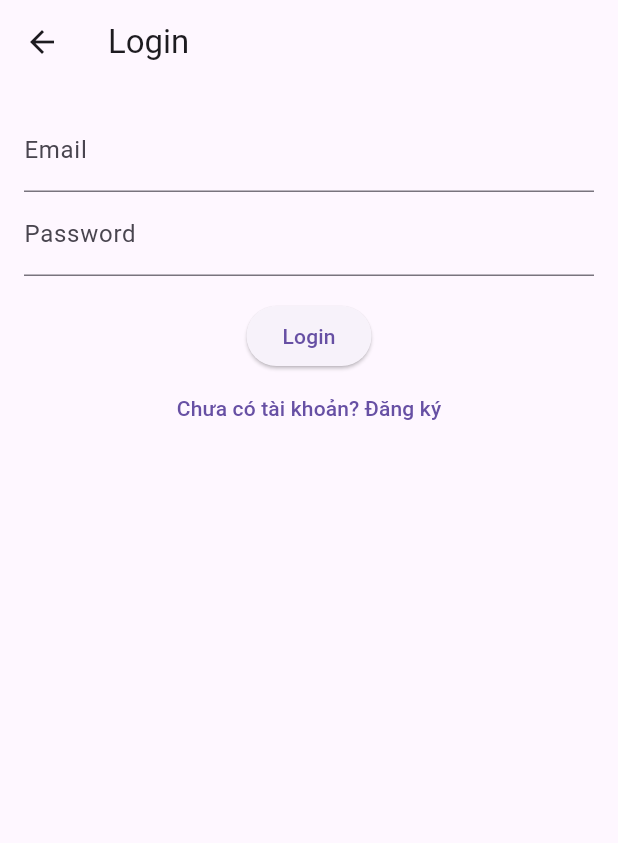
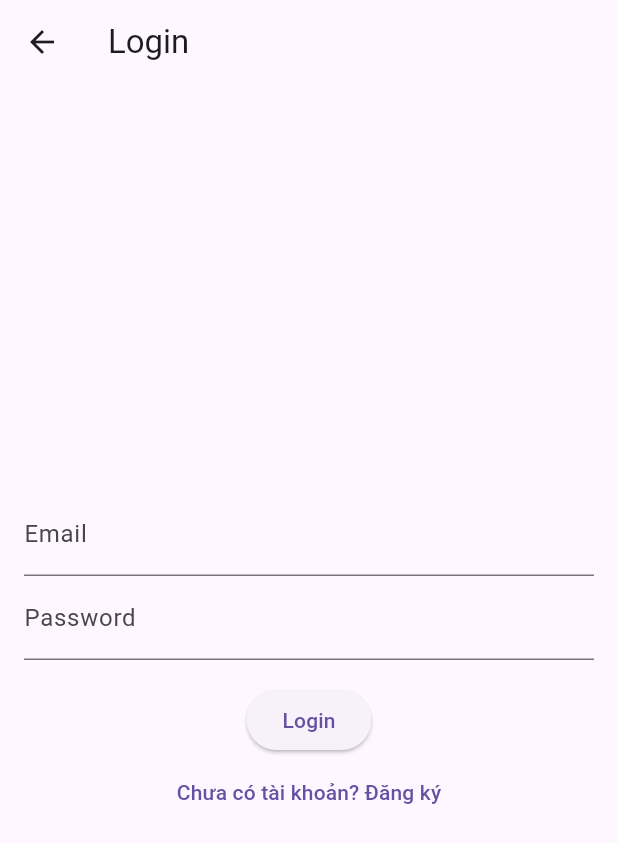
Before and after one commit to dtqasdfghjkl/fluter, a Flutter app: the screen it shows after launch, after a tap on "Sign Up", after a tap on "Đã có tài khoản? Đăng nhập", on a phone screen of 412 x 824 dp. Shown: the top 843 px of the screen. Run offline on Flutter 3.47's test engine with Material 3 defaults, Android fonts, the phone set to English and light mode, and no system bars; our stand-ins replace bloc, flutter_bloc, form_validator, fpdart, get_it, supabase_flutter; accounts and stored records are empty.

```diff
--- a/lib/features/auth/presentation/pages/login_page.dart
+++ b/lib/features/auth/presentation/pages/login_page.dart
@@ -1,5 +1,6 @@
 import 'package:flutter/material.dart';
 import '../../data/supabase_service.dart';
+import '../../utils/validators.dart';
 
 class LoginPage extends StatefulWidget {
   const LoginPage({super.key});
@@ -11,13 +12,24 @@ class LoginPage extends StatefulWidget {
 class _LoginPageState extends State<LoginPage> {
   final TextEditingController emailController = TextEditingController();
   final TextEditingController passwordController = TextEditingController();
+  final _formKey = GlobalKey<FormState>();
   bool isLoading = false;
-  String? error;
+  String? _errorEmail;
+  String? _errorPassword;
+
+  @override
+  void dispose() {
+    emailController.dispose();
+    passwordController.dispose();
+    super.dispose();
+  }
 
   Future<void> login() async {
+    if (!_formKey.currentState!.validate()) return;
     setState(() {
       isLoading = true;
-      error = null;
+      _errorEmail = null;
+      _errorPassword = null;
     });
     final result = await SupabaseService().signIn(
       emailController.text,
@@ -25,7 +37,7 @@ class _LoginPageState extends State<LoginPage> {
     );
     setState(() {
       isLoading = false;
-      error = result;
+      _errorEmail = result;
     });
     if (result == null) {
       // Login success, navigate to home or show success
@@ -47,23 +59,33 @@ class _LoginPageState extends State<LoginPage> {
           return SingleChildScrollView(
             padding: const EdgeInsets.all(16.0),
             child: ConstrainedBox(
-              constraints: BoxConstraints(minHeight: constraints.maxHeight - 32),
+              constraints: BoxConstraints(
+                minHeight: constraints.maxHeight - 32,
+              ),
               child: IntrinsicHeight(
+                child: Form(
+                  key: _formKey,
                   child: Column(
+                    mainAxisAlignment: MainAxisAlignment.center,
                     children: [
-                    TextField(
+                      TextFormField(
                         controller: emailController,
-                      decoration: const InputDecoration(labelText: 'Email'),
+                        decoration: InputDecoration(
+                          labelText: 'Email',
+                          errorText: _errorEmail,
                         ),
-                    TextField(
+                        validator: AuthValidators.validateEmail,
+                      ),
+                      TextFormField(
                         controller: passwordController,
-                      decoration: const InputDecoration(labelText: 'Password'),
+                        decoration: InputDecoration(
+                          labelText: 'Password',
+                          errorText: _errorPassword,
+                        ),
                         obscureText: true,
+                        validator: AuthValidators.validatePassword,
                       ),
                       const SizedBox(height: 16),
-                    if (error != null)
-                      Text(error!, style: const TextStyle(color: Colors.red)),
-
                       // 👉 SizedBox chiếm toàn bộ phần còn lại
                       // Expanded(
                       //   child: Container(
@@ -74,7 +96,6 @@ class _LoginPageState extends State<LoginPage> {
                       //     ),
                       //   ),
                       // ),
-
                       ElevatedButton(
                         onPressed: isLoading ? null : login,
                         child: isLoading
@@ -91,6 +112,7 @@ class _LoginPageState extends State<LoginPage> {
                   ),
                 ),
               ),
+            ),
           );
         },
       ),
--- a/lib/features/auth/presentation/pages/signup_page.dart
+++ b/lib/features/auth/presentation/pages/signup_page.dart
@@ -1,5 +1,6 @@
 import 'package:flutter/material.dart';
 import '../../data/supabase_service.dart';
+import '../../utils/validators.dart';
 
 class SignUpPage extends StatefulWidget {
   const SignUpPage({super.key});
@@ -11,6 +12,7 @@ class SignUpPage extends StatefulWidget {
 class _SignUpPageState extends State<SignUpPage> {
   final TextEditingController emailController = TextEditingController();
   final TextEditingController passwordController = TextEditingController();
+  final _formKey = GlobalKey<FormState>();
   bool isLoading = false;
   String? error;
 
@@ -22,6 +24,7 @@ class _SignUpPageState extends State<SignUpPage> {
   }
 
   Future<void> signUp() async {
+    if (!_formKey.currentState!.validate()) return;
     setState(() { isLoading = true; error = null; });
     final result = await SupabaseService().signUp(
       emailController.text,
@@ -42,17 +45,21 @@ class _SignUpPageState extends State<SignUpPage> {
       appBar: AppBar(title: const Text('Sign Up')),
       body: Padding(
         padding: const EdgeInsets.all(16.0),
+        child: Form(
+          key: _formKey,
           child: Column(
             mainAxisAlignment: MainAxisAlignment.center,
             children: [
-            TextField(
+              TextFormField(
                 controller: emailController,
                 decoration: const InputDecoration(labelText: 'Email'),
+                validator: AuthValidators.validateEmail,
               ),
-            TextField(
+              TextFormField(
                 controller: passwordController,
                 decoration: const InputDecoration(labelText: 'Password'),
                 obscureText: true,
+                validator: AuthValidators.validatePassword,
               ),
               const SizedBox(height: 16),
               if (error != null) Text(error!, style: const TextStyle(color: Colors.red)),
@@ -69,6 +76,7 @@ class _SignUpPageState extends State<SignUpPage> {
             ],
           ),
         ),
+      ),
     );
   }
 }
--- /dev/null
+++ b/lib/features/auth/utils/validators.dart
@@ -0,0 +1,20 @@
+
+import 'package:form_validator/form_validator.dart';
+
+class AuthValidators {
+  static String? validateEmail(String? value) {
+    final validator = ValidationBuilder()
+        .required('Vui lòng nhập email')
+        .email('Email không hợp lệ')
+        .build();
+    return validator(value);
+  }
+
+  static String? validatePassword(String? value) {
+    final validator = ValidationBuilder()
+        .required('Vui lòng nhập mật khẩu')
+        .minLength(6, 'Mật khẩu phải có ít nhất 6 ký tự')
+        .build();
+    return validator(value);
+  }
+}
--- a/lib/features/home/presentation/home_page.dart
+++ b/lib/features/home/presentation/home_page.dart
@@ -1,4 +1,7 @@
 import 'package:flutter/material.dart';
+import 'package:flutter_app/features/home/presentation/home_scaffold.dart';
+import 'package:flutter_app/features/home/presentation/tabs/dashboard_tab.dart';
+import 'package:flutter_app/features/home/presentation/tabs/setting_tab.dart';
 
 class MyHomePage extends StatefulWidget {
   const MyHomePage({super.key});
@@ -8,15 +11,25 @@ class MyHomePage extends StatefulWidget {
 }
 
 class _MyHomePageState extends State<MyHomePage> {
+  int _selectedIndex = 0;
+
+  final List<Widget> _tabs = [
+    DashboardTab(),
+    SettingTab(),
+  ];
+
+  void _onItemTapped(int index) {
+    setState(() {
+      _selectedIndex = index;
+    });
+  }
+
   @override
   Widget build(BuildContext context) {
-    return Scaffold(
-      appBar: AppBar(
-        title: Text('Home Page'),
-      ),
-      body: Center(
-        child: Text('Welcome to the Home Page!'),
-      ),
+    return HomeScaffold(
+      body: _tabs[_selectedIndex],
+      selectedIndex: _selectedIndex,
+      onTabSelected: _onItemTapped,
     );
   }
 }
--- /dev/null
+++ b/lib/features/home/presentation/home_scaffold.dart
@@ -0,0 +1,36 @@
+import 'package:flutter/material.dart';
+
+class HomeScaffold extends StatelessWidget {
+  final Widget body;
+  final int selectedIndex;
+  final ValueChanged<int> onTabSelected;
+
+  const HomeScaffold({
+    super.key,
+    required this.body,
+    required this.selectedIndex,
+    required this.onTabSelected,
+  });
+
+  @override
+  Widget build(BuildContext context) {
+    return Scaffold(
+      appBar: AppBar(title: Text('Home Page')),
+      body: body,
+      bottomNavigationBar: NavigationBar(
+        labelBehavior: NavigationDestinationLabelBehavior.alwaysShow,
+        selectedIndex: selectedIndex,
+        onDestinationSelected: onTabSelected,
+        destinations: const <Widget>[
+          NavigationDestination(icon: Icon(Icons.explore), label: 'Explore'),
+          NavigationDestination(icon: Icon(Icons.commute), label: 'Commute'),
+          NavigationDestination(
+            selectedIcon: Icon(Icons.bookmark),
+            icon: Icon(Icons.bookmark_border),
+            label: 'Saved',
+          ),
+        ],
+      ),
+    );
+  }
+}
--- /dev/null
+++ b/lib/features/home/presentation/tabs/dashboard_tab.dart
@@ -0,0 +1,12 @@
+import 'package:flutter/material.dart';
+
+class DashboardTab extends StatelessWidget {
+  const DashboardTab({super.key});
+
+  @override
+  Widget build(BuildContext context) {
+    return const Center(
+      child: Text('🏠 Đây là trang Trang chủ'),
+    );
+  }
+}
--- a/pubspec.yaml
+++ b/pubspec.yaml
@@ -38,6 +38,7 @@ dependencies:
   cupertino_icons: ^1.0.8
   flutter_bloc: ^9.1.1
   get_it: ^8.1.0
+  form_validator: ^2.1.1
 
 dev_dependencies:
   flutter_test:
```
Also changed, not shown: lib/features/home/presentation/tabs/setting_tab.dart (added, +12 -0 lines), pubspec.lock. Lines whose indentation alone changed are shown as unchanged.
